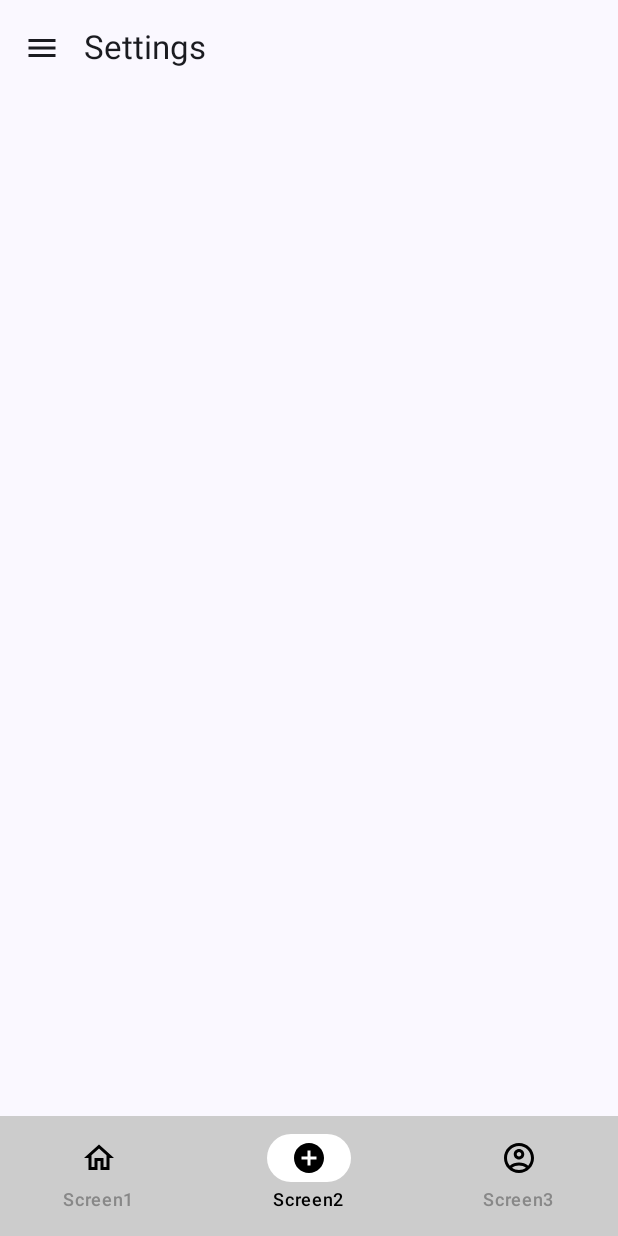
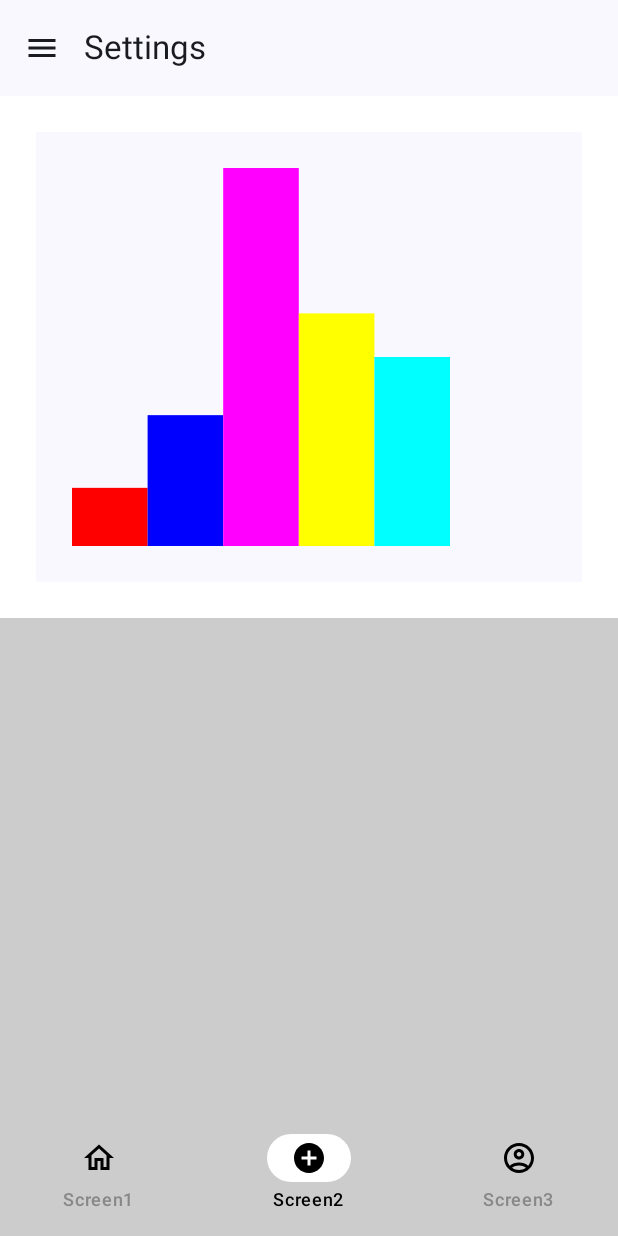
Before and after one commit to bakabaka102/BakaBakaComposeApp, an Android app built with Jetpack Compose: the SettingScreen screen opened through its navigation route, item 2 of the bottom bar chosen, on a phone screen of 412 x 824 dp. Run offline under Robolectric (Android 15) with nearby library versions, the phone set to English and light mode, and no system bars; our stand-ins replace livedata-compose.

Commit message:
Some of charts, Canvas (Continue)

```diff
--- a/app/src/main/java/com/baka/composeapp/ui/bottomnavigation/Screen1.kt
+++ b/app/src/main/java/com/baka/composeapp/ui/bottomnavigation/Screen1.kt
@@ -144,14 +144,11 @@ fun Screen1() {
             val colorPaint = Color(0xFFBA1122)
             val path = Path().apply {
                 moveTo(50f, 50f)
-                lineTo(300f, 300f)
+                lineTo(300f, 600f)
                 lineTo(550f, 50f)
                 close()
             }
-            Canvas(modifier = Modifier
-                .fillMaxWidth()
-                .fillMaxHeight()
-                .padding(16.dp),
+            Canvas(modifier = Modifier.padding(16.dp),
                 onDraw = {
                     drawPath(
                         path = path,
@@ -163,22 +160,39 @@ fun Screen1() {
 
         Spacer(modifier = Modifier.padding(8.dp))
         Column(modifier = Modifier.size(300.dp)) {
-            val colorPaint = Color(0xFFE0CB10)
+            /*val linePoints = listOf(
+                Pair(300f, 600f), Pair(400f, 400f),
+                Pair(175f, 200f), Pair(80f, 10f)
+            )*/
             val path = Path().apply {
-                moveTo(50f, 50f)
-                lineTo(300f, 300f)
-                lineTo(550f, 50f)
+                moveTo(300f, 600f)
+                lineTo(400f, 400f)
+                lineTo(175f, 200f)
+                lineTo(80f, 10f)
                 close()
             }
-            Canvas(modifier = Modifier
-                .padding(16.dp),
-                onDraw = {
-                    drawPath(
-                        path = path,
-                        color = colorPaint,
-                        style = Stroke(width = 8f, cap = StrokeCap.Round),
-                    )
-                })
+            Canvas(
+                modifier = Modifier
+                    .size(300.dp)
+                    .background(Color(0xFFEFF3F1))
+                    .padding(10.dp)
+            ) {
+                // Draw a rectangle
+                drawRect(color = Color(0xFFAA7800))
+                // Draw a circle
+                drawCircle(color = Color(0xFFAADD00), radius = 200f)
+                // Draw a custom path
+                drawPath(
+                    path = path,
+                    brush = Brush.horizontalGradient(
+                        listOf(
+                            Color.Blue,
+                            Color.Magenta
+                        )
+                    ),
+                    style = Stroke(width = 8f, cap = StrokeCap.Round)
+                )
+            }
         }
 
         Spacer(modifier = Modifier.padding(8.dp))
--- a/app/src/main/java/com/baka/composeapp/ui/bottomnavigation/Screen2.kt
+++ b/app/src/main/java/com/baka/composeapp/ui/bottomnavigation/Screen2.kt
@@ -1,11 +1,80 @@
 package com.baka.composeapp.ui.bottomnavigation
 
+import androidx.compose.foundation.Canvas
+import androidx.compose.foundation.background
+import androidx.compose.foundation.layout.Column
+import androidx.compose.foundation.layout.fillMaxSize
+import androidx.compose.foundation.layout.padding
+import androidx.compose.foundation.layout.size
+import androidx.compose.foundation.rememberScrollState
+import androidx.compose.foundation.verticalScroll
+import androidx.compose.material3.Surface
 import androidx.compose.runtime.Composable
+import androidx.compose.ui.Alignment
+import androidx.compose.ui.Modifier
+import androidx.compose.ui.geometry.Offset
+import androidx.compose.ui.geometry.Size
+import androidx.compose.ui.graphics.Color
+import androidx.compose.ui.graphics.StrokeCap
+import androidx.compose.ui.graphics.drawscope.Stroke
+import androidx.compose.ui.unit.dp
 
 @Composable
 fun Screen2() {
 //https://proandroiddev.com/exploring-canvas-in-jetpack-compose-crafting-graphics-animations-and-game-experiences-b0aa31160bff
 //https://proandroiddev.com/creating-graph-in-jetpack-compose-312957b11b2
 
+    val scrollState = rememberScrollState()
+    Column(
+        modifier = Modifier
+            .fillMaxSize()
+            .background(Color.LightGray)
+            .verticalScroll(scrollState),
+        horizontalAlignment = Alignment.CenterHorizontally,
+    ) {
+        Surface(
+            onClick = { /*TODO*/ },
+            modifier = Modifier
+                .fillMaxSize()
+                .background(Color.White)
+                .padding(24.dp)
+        ) {
+            BarChart()
+        }
+    }
+}
 
+data class DataPoint(val value: Float, val color: Color)
+
+@Composable
+fun BarChart() {
+    val temperatureData = listOf(
+        DataPoint(20f, Color.Red),
+        DataPoint(45f, Color.Blue),
+        DataPoint(130f, Color.Magenta),
+        DataPoint(80f, Color.Yellow),
+        DataPoint(65f, Color.Cyan)
+    )
+    val maxBarValue = temperatureData.maxOf { it.value }
+    Column {
+        Canvas(
+            modifier = Modifier
+                .size(300.dp)
+                .padding(24.dp)
+        )
+        {
+            val maxBarHeight = size.height
+            val barWidth = size.width / temperatureData.size
+
+            temperatureData.forEachIndexed { index, dataPoint ->
+                val barHeight = (dataPoint.value / maxBarValue) * maxBarHeight
+                drawRect(
+                    color = dataPoint.color,
+                    topLeft = Offset(index * barWidth, size.height - barHeight),
+                    size = Size(barWidth, barHeight),
+                    /*style = Stroke(width = 12f, cap = StrokeCap.Round),*/
+                )
+            }
+        }
+    }
 }
```
